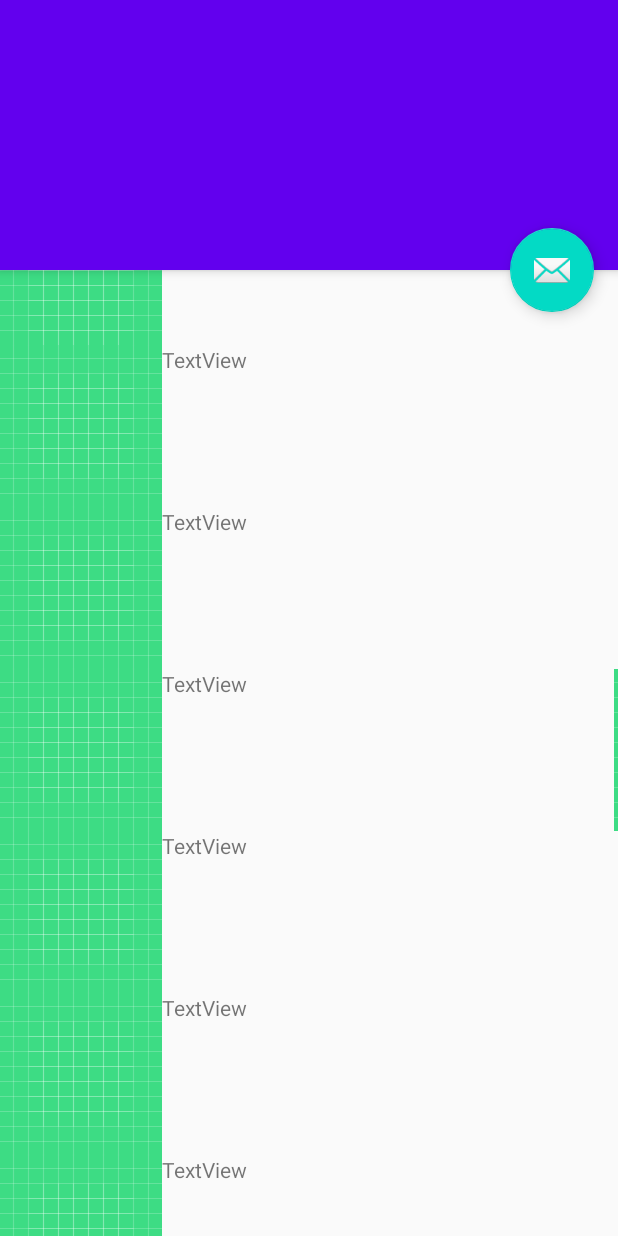
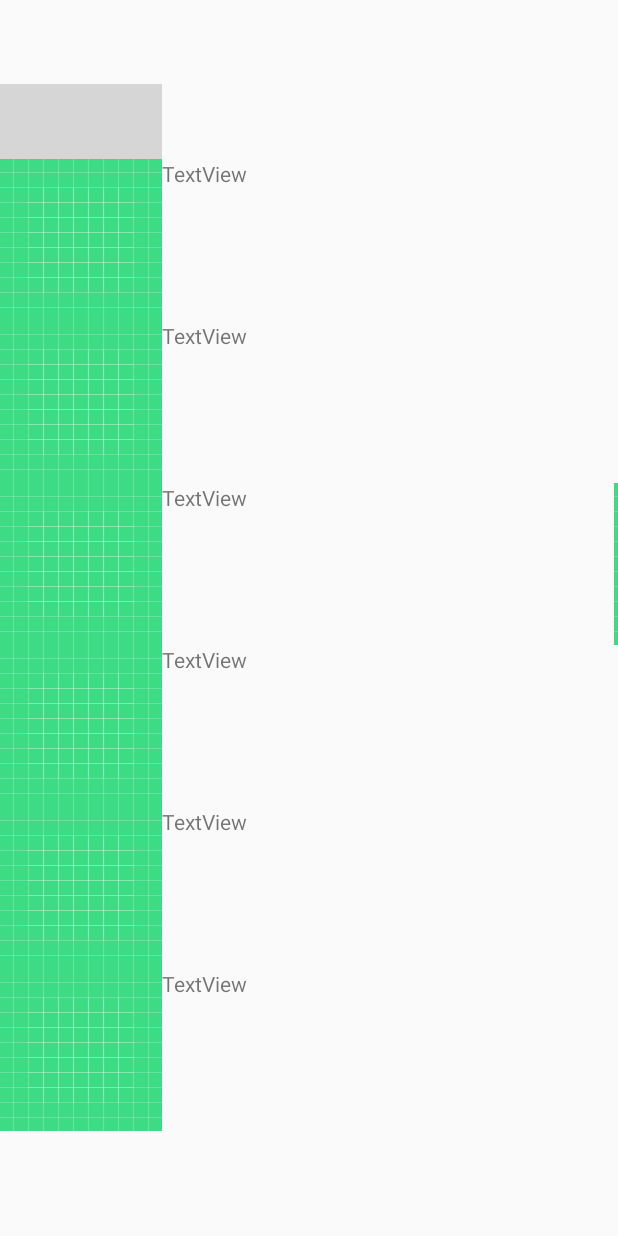
Before and after one commit to Miablo/SWENG411-BatFinder, an Android app: the layout activity_info_paige_main.xml on its own in the app's theme, with its tools: preview values and no code run, on a phone screen of 412 x 824 dp. Run offline under Robolectric (Android 15) with nearby library versions, the phone set to English and light mode, and no system bars; grey boxes are pictures that could not be loaded.

Commit message:
add some files needed

```diff
--- a/app/src/main/java/com/example/batfinder/MapPaige.java
+++ b/app/src/main/java/com/example/batfinder/MapPaige.java
@@ -43,7 +43,6 @@ public class MapPaige extends FragmentActivity implements OnMapReadyCallback {
         mMap.getUiSettings().setCompassEnabled(true);
 
 
-        // Add a marker in Sydney and move the camera
         LatLng mylocation = new LatLng(51, 151);
         mMap.addMarker(new MarkerOptions().position(mylocation).title("Me"));
         mMap.moveCamera(CameraUpdateFactory.newLatLng(mylocation));
--- a/app/src/main/res/layout/activity_info_paige_main.xml
+++ b/app/src/main/res/layout/activity_info_paige_main.xml
@@ -7,44 +7,6 @@
     android:fitsSystemWindows="true"
     tools:context=".InfoPaigeMain">
 
-    <com.google.android.material.appbar.AppBarLayout
-        android:id="@+id/app_bar"
-        android:layout_width="match_parent"
-        android:layout_height="@dimen/app_bar_height"
-        android:fitsSystemWindows="true"
-        android:theme="@style/AppTheme.AppBarOverlay">
-
-    </com.google.android.material.appbar.AppBarLayout>
-
     <include layout="@layout/content_scrolling" />
 
-    <com.google.android.material.floatingactionbutton.FloatingActionButton
-        android:id="@+id/fab"
-        android:layout_width="wrap_content"
-        android:layout_height="wrap_content"
-        android:layout_margin="@dimen/fab_margin"
-        app:layout_anchor="@id/app_bar"
-        app:layout_anchorGravity="bottom|end"
-        app:srcCompat="@android:drawable/ic_dialog_email" />
-
-    <com.google.android.material.appbar.CollapsingToolbarLayout
-        android:id="@+id/toolbar_layout"
-        android:layout_width="match_parent"
-        android:layout_height="match_parent"
-        android:fitsSystemWindows="true"
-        app:contentScrim="?attr/colorPrimary"
-        app:layout_anchor="@+id/app_bar"
-        app:layout_anchorGravity="center"
-        app:layout_scrollFlags="scroll|exitUntilCollapsed"
-        app:toolbarId="@+id/toolbar">
-
-        <androidx.appcompat.widget.Toolbar
-            android:id="@+id/toolbar"
-            android:layout_width="match_parent"
-            android:layout_height="?attr/actionBarSize"
-            app:layout_collapseMode="pin"
-            app:popupTheme="@style/AppTheme.PopupOverlay" />
-
-    </com.google.android.material.appbar.CollapsingToolbarLayout>
-
 </androidx.coordinatorlayout.widget.CoordinatorLayout>
--- a/app/src/main/res/layout/content_scrolling.xml
+++ b/app/src/main/res/layout/content_scrolling.xml
@@ -30,7 +30,7 @@
                         android:id="@+id/alcathoeButton"
                         android:layout_width="50dp"
                         android:layout_height="50dp"
-                        app:srcCompat="@drawable/ic_launcher_background" />
+                        app:srcCompat="@drawable/ic_alcathoebutton" />
 
                     <TextView
                         android:id="@+id/alcathoeText"
```
Also changed, not shown: app/src/main/java/com/example/batfinder/InfoPaigeMain.java (+0 -12 lines), app/src/main/java/com/example/batfinder/TaskPaige.java (+14 -1 lines), app/src/main/res/layout/activity_task_paige.xml (+10 -4 lines), 4 other files.
